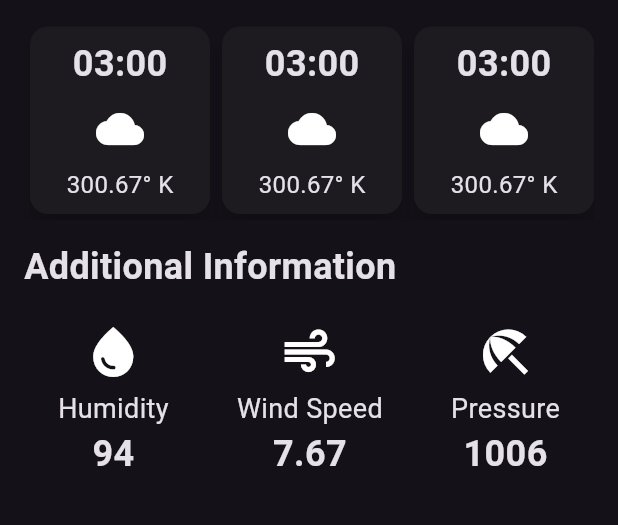
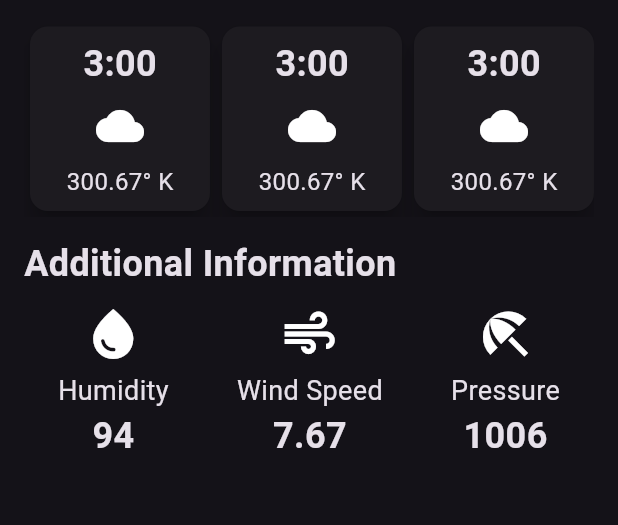
Before and after one commit to Saurav-Ganguly/Weather_App, a Flutter app: the screen it shows after launch, on a phone screen of 412 x 824 dp, the part 506-1031 px from its top. Run offline on Flutter 3.47's test engine with Material 2 defaults, Android fonts, the phone set to English and light mode, and no system bars.

Commit message:
UI Part Complete

```diff
--- a/lib/forcast_card.dart
+++ b/lib/forcast_card.dart
@@ -1,7 +1,13 @@
 import 'package:flutter/material.dart';
 
 class ForcastCard extends StatelessWidget {
+  final String time;
+  final IconData forcastIcon;
+  final String temp;
   const ForcastCard({
+    required this.time,
+    required this.forcastIcon,
+    required this.temp,
     super.key,
   });
 
@@ -15,24 +21,24 @@ class ForcastCard extends StatelessWidget {
           borderRadius: BorderRadius.circular(12),
         ),
         padding: const EdgeInsets.all(8.0),
-        child: const Column(
+        child: Column(
           children: [
             Text(
-              '03:00',
-              style: TextStyle(
+              time,
+              style: const TextStyle(
                 fontSize: 24,
                 fontWeight: FontWeight.bold,
               ),
             ),
-            SizedBox(height: 10),
+            const SizedBox(height: 8),
             Icon(
-              Icons.cloud,
+              forcastIcon,
               size: 32,
             ),
-            SizedBox(height: 10),
+            const SizedBox(height: 10),
             Text(
-              '300.67° K',
-              style: TextStyle(
+              temp,
+              style: const TextStyle(
                 fontSize: 16,
               ),
             ),
--- a/lib/weather_screen.dart
+++ b/lib/weather_screen.dart
@@ -96,12 +96,26 @@ class WeatherScreen extends StatelessWidget {
                 scrollDirection: Axis.horizontal,
                 child: Row(
                   children: [
-                    ForcastCard(),
-                    ForcastCard(),
-                    ForcastCard(),
-                    ForcastCard(),
-                    ForcastCard(),
-                    ForcastCard(),
+                    ForcastCard(
+                      time: '3:00',
+                      forcastIcon: Icons.cloud,
+                      temp: '300.67° K',
+                    ),
+                    ForcastCard(
+                      time: '3:00',
+                      forcastIcon: Icons.cloud,
+                      temp: '300.67° K',
+                    ),
+                    ForcastCard(
+                      time: '3:00',
+                      forcastIcon: Icons.cloud,
+                      temp: '300.67° K',
+                    ),
+                    ForcastCard(
+                      time: '3:00',
+                      forcastIcon: Icons.cloud,
+                      temp: '300.67° K',
+                    ),
                   ],
                 ),
               ),
@@ -117,7 +131,7 @@ class WeatherScreen extends StatelessWidget {
                 ),
               ),
               const SizedBox(
-                height: 20,
+                height: 10,
               ),
               const Row(
                 mainAxisAlignment: MainAxisAlignment.spaceAround,
```
